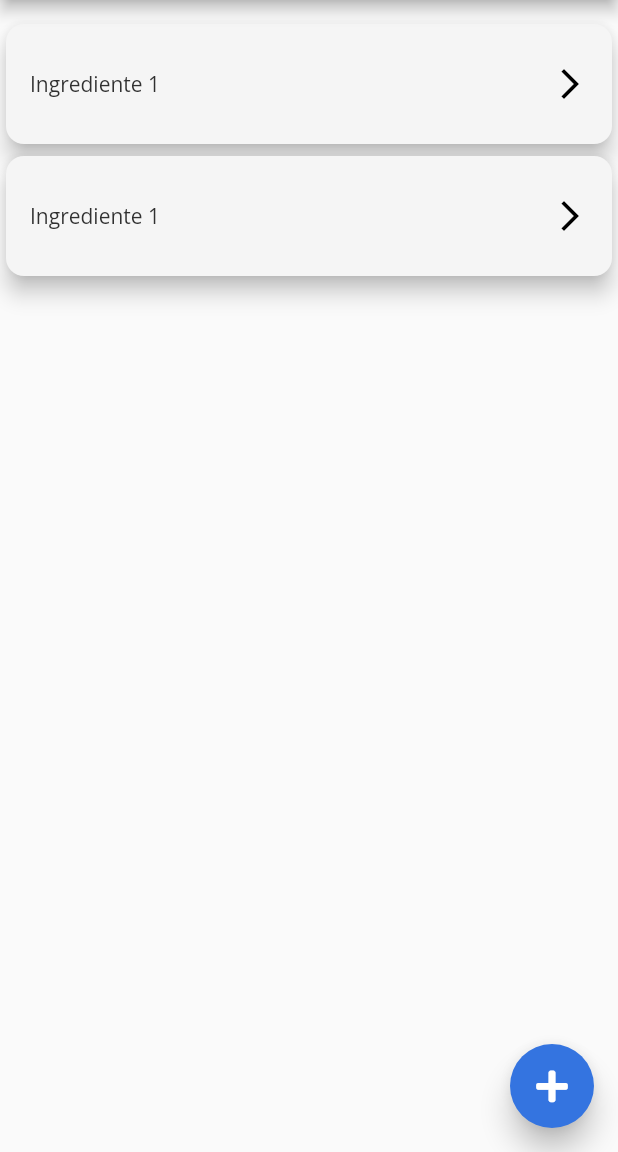
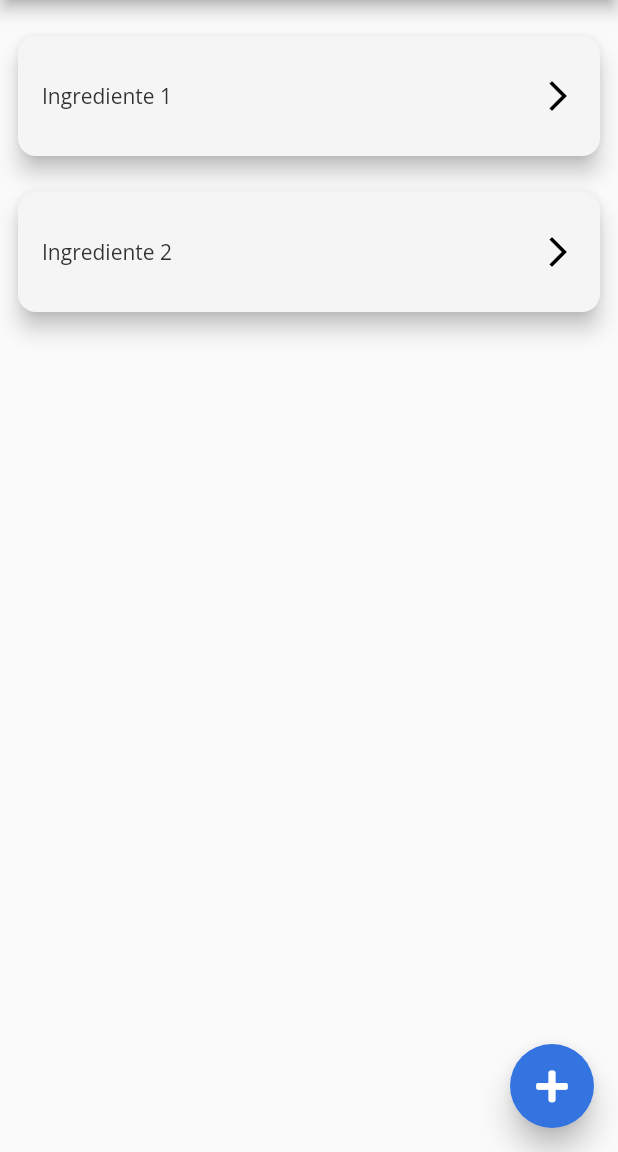
Before and after one commit to mmarlonsodre1/confectionery_storie, a Flutter app: the IngredientsPage screen opened by its route, on a phone screen of 412 x 824 dp, the part 84-1236 px from its top. Run offline on Flutter 3.47's test engine with Material 2 defaults, Android fonts, the phone set to English and light mode, and no system bars; our stand-ins replace flutter_modular, flutter_triple, font_awesome_flutter, google_fonts.

Commit message:
Tela ingredientes após selecionar algum ingrediente
Criação da tela.
Poder adicionar outro ingrediente a lista.

```diff
--- a/lib/app/components/simple_product_widget.dart
+++ b/lib/app/components/simple_product_widget.dart
@@ -7,10 +7,16 @@ class SimpleIngredientWidget extends StatefulWidget {
   SimpleIngredientWidget({
     this.ingredient,
     this.onTap,
+    this.showArrow = true,
+    this.showQuantity = false,
+    this.showPrice = false
   }) : super();
 
   final IngredientEntity? ingredient;
   final Function(IngredientEntity?)? onTap;
+  final bool showArrow;
+  final bool showQuantity;
+  final bool showPrice;
 
   @override
   _SimpleIngredientWidgetState createState() => _SimpleIngredientWidgetState();
@@ -19,7 +25,9 @@ class SimpleIngredientWidget extends StatefulWidget {
 class _SimpleIngredientWidgetState extends State<SimpleIngredientWidget> {
   @override
   Widget build(BuildContext context) {
-    return Card(
+    return Padding(
+      padding: const EdgeInsets.all(8.0),
+      child: Card(
         clipBehavior: Clip.antiAliasWithSaveLayer,
         color: whiteBackground,
         elevation: 6,
@@ -45,21 +53,33 @@ class _SimpleIngredientWidgetState extends State<SimpleIngredientWidget> {
                     ),
                   ),
                 ),
+
                   Padding(
                     padding: EdgeInsets.only(
                       top: 16.0,
                       bottom: 16.0,
                       right: 16.0
                     ),
-                child: Container(
+                    child: widget.showArrow == true ?
+                    Container(
                       child: Icon(
                         Icons.arrow_forward_ios,
                         color: black,
                         size: 24,
                       ),
+                    ) : widget.showQuantity == true ?
+                      Container(
+                        child: Text(
+                          "${widget.ingredient?.quantity} ${
+                              widget.ingredient?.unity == 0 ? 'g'
+                                  : (widget.ingredient?.unity == 1 ? 'ml' : "un")
+                          }",
+                          style: textBody1,
                         ),
-              )
+                    ) : Container(),
+                  ),
               ],
+            ),
           ),
         ),
       ),
--- a/lib/app/modules/ingredients/ingredient_entity.dart
+++ b/lib/app/modules/ingredients/ingredient_entity.dart
@@ -1,4 +1,5 @@
 class IngredientEntity{
+	String? id;
 	String? name;
 	int? unity;
 	double? quantity;
@@ -8,7 +9,4 @@ class IngredientEntity{
 
 	IngredientEntity(this.name, this.unity, this.quantity, this.amount,
       this.hasMustIngredients, this.ingredients);
-
-	IngredientEntity empty() => IngredientEntity(null, null, null, null, null, null);
-
 }
--- a/lib/app/modules/ingredients/ingredients_store.dart
+++ b/lib/app/modules/ingredients/ingredients_store.dart
@@ -11,19 +11,19 @@ class IngredientsStore extends NotifierStore<Exception, List<IngredientEntity>>
       true,
       [
         IngredientEntity(
-            "Ingrediente 1",
+            "Ingrediente 3",
             0,
-            1.0,
+            3.0,
             1.0,
             true,
             []
-        )
+        ),
       ]
     ),
     IngredientEntity(
-        "Ingrediente 1",
+        "Ingrediente 2",
         0,
-        1.0,
+        2.0,
         1.0,
         false,
         []
--- a/lib/app/utils/color.dart
+++ b/lib/app/utils/color.dart
@@ -3,6 +3,7 @@ import 'dart:ui';
 Color primaryColor = Color(0xFF3474e0);
 Color lightBlue = Color(0xFF03A9F4);
 Color white = Color(0xFFFFFFFF);
+Color transparent = Color (0xFFFFFFFFFF);
 Color whiteBackground = Color(0xFFF5F5F5);
 Color black = Color(0xFF000000);
 Color green = Color(0xFF4CAF50);
```
Also changed, not shown: lib/app/components/app_text_form_field.dart (+10 -5 lines), lib/app/modules/ingredients/ingredient_into_ingredient/ingredient_into_ingredient_module.dart (added, +16 -0 lines), lib/app/modules/ingredients/ingredient_into_ingredient/ingredient_into_ingredient_page.dart (added, +135 -0 lines), lib/app/modules/ingredients/ingredient_into_ingredient/ingredient_into_ingredient_store.dart (added, +19 -0 lines), lib/app/modules/ingredients/ingredients_module.dart (+6 -2 lines), lib/app/modules/ingredients/ingredients_page.dart (+68 -4 lines). Lines whose indentation alone changed are shown as unchanged.
